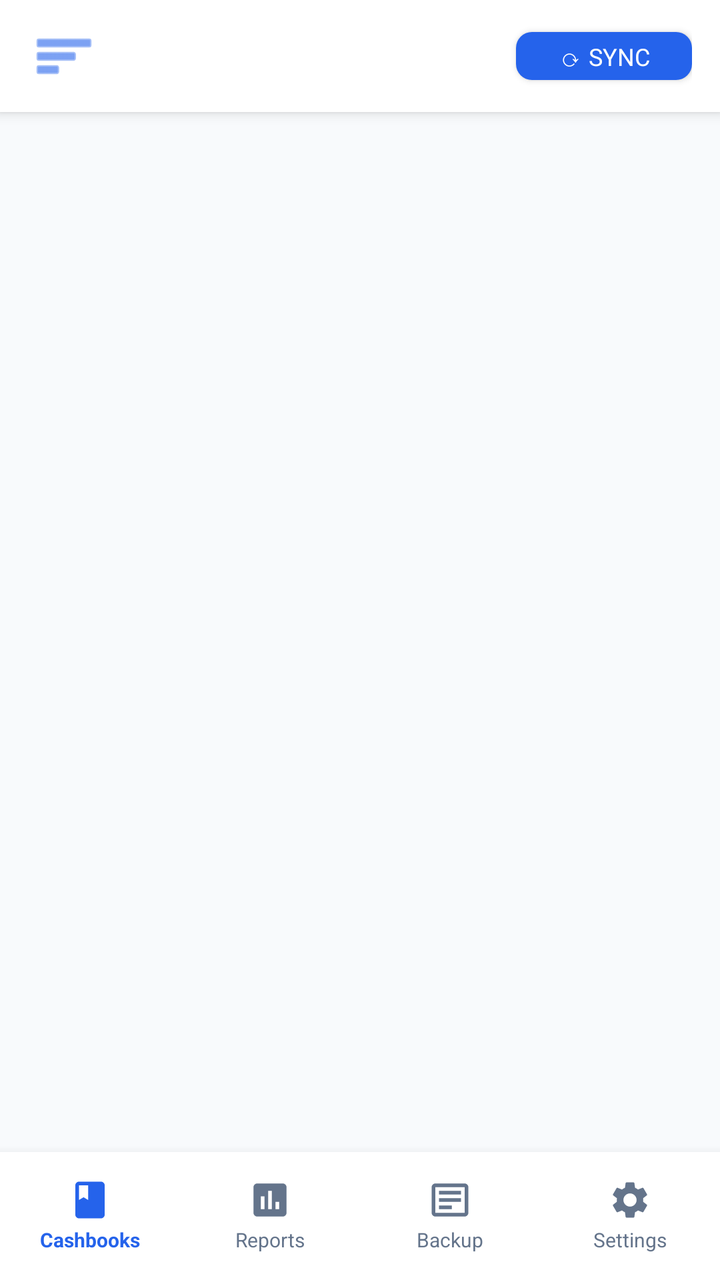
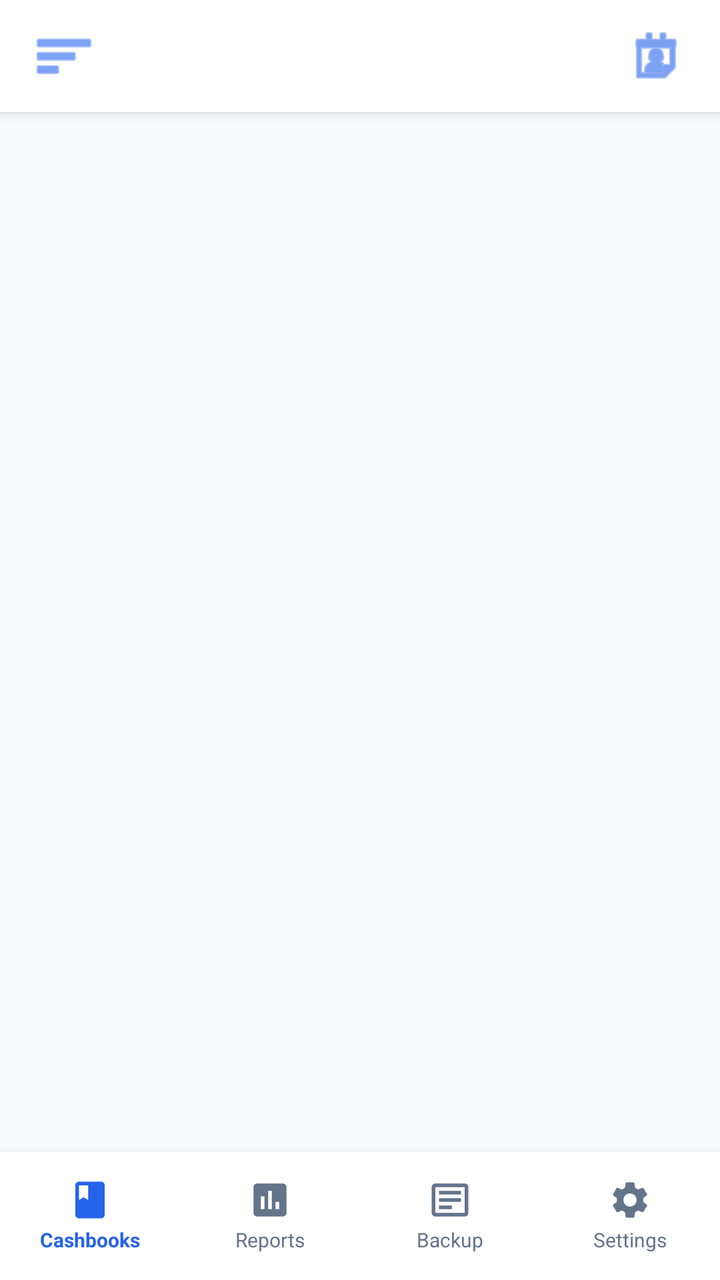

An Android layout rendered at two revisions. The XML below is the earlier revision; the diff shows what the commit changed to produce the second picture.
<!-- AndroidManifest.xml: application theme Theme.ExpenseOS -->
<!-- res/layout/activity_home.xml -->
<?xml version="1.0" encoding="utf-8"?>
<androidx.drawerlayout.widget.DrawerLayout xmlns:android="http://schemas.android.com/apk/res/android"
    android:id="@+id/drawerLayout"
    android:layout_width="match_parent"
    android:layout_height="match_parent">

    
    <LinearLayout
        android:layout_width="match_parent"
        android:layout_height="match_parent"
        android:background="@color/bg"
        android:orientation="vertical">

        
        <LinearLayout
            android:layout_width="match_parent"
            android:layout_height="56dp"
            android:background="@color/nav_bg"
            android:elevation="4dp"
            android:gravity="center_vertical"
            android:orientation="horizontal"
            android:paddingHorizontal="14dp">

            
            <ImageButton
                android:id="@+id/btnHamburger"
                android:layout_width="36dp"
                android:layout_height="36dp"
                android:layout_marginEnd="10dp"
                android:background="?attr/selectableItemBackgroundBorderless"
                android:contentDescription="Menu"
                android:src="@android:drawable/ic_menu_sort_by_size"
                android:tint="@color/primary" />

            <TextView
                android:id="@+id/tvBookTitle"
                android:layout_width="0dp"
                android:layout_height="wrap_content"
                android:layout_weight="1"
                android:ellipsize="end"
                android:maxLines="1"
                android:textColor="@color/primary"
                android:textSize="15sp"
                android:textStyle="bold" />

            
            <Button
                android:id="@+id/btnSync"
                style="@style/BtnPrimary"
                android:layout_width="wrap_content"
                android:layout_height="36dp"
                android:paddingHorizontal="14dp"
                android:text="⟳ Sync"
                android:textSize="12sp" />
        </LinearLayout>

        
        <FrameLayout
            android:id="@+id/fragmentContainer"
            android:layout_width="match_parent"
            android:layout_height="0dp"
            android:layout_weight="1" />

        
        <LinearLayout
            android:layout_width="match_parent"
            android:layout_height="64dp"
            android:background="@color/nav_bg"
            android:elevation="8dp"
            android:orientation="horizontal">

            
            <LinearLayout
                android:id="@+id/navHome"
                android:layout_width="0dp"
                android:layout_height="match_parent"
                android:layout_weight="1"
                android:background="?attr/selectableItemBackground"
                android:clickable="true"
                android:focusable="true"
                android:gravity="center"
                android:orientation="vertical"
                android:padding="6dp">

                <ImageView
                    android:id="@+id/navHomeIcon"
                    android:layout_width="22dp"
                    android:layout_height="22dp"
                    android:src="@drawable/ic_book"
                    android:tint="@color/primary" />

                <TextView
                    android:id="@+id/navHomeLabel"
                    android:layout_width="wrap_content"
                    android:layout_height="wrap_content"
                    android:layout_marginTop="2dp"
                    android:text="Cashbooks"
                    android:textColor="@color/primary"
                    android:textSize="10sp"
                    android:textStyle="bold" />
            </LinearLayout>

            
            <LinearLayout
                android:id="@+id/navReports"
                android:layout_width="0dp"
                android:layout_height="match_parent"
                android:layout_weight="1"
                android:background="?attr/selectableItemBackground"
                android:clickable="true"
                android:focusable="true"
                android:gravity="center"
                android:orientation="vertical"
                android:padding="6dp">

                <ImageView
                    android:id="@+id/navReportsIcon"
                    android:layout_width="22dp"
                    android:layout_height="22dp"
                    android:src="@drawable/ic_reports"
                    android:tint="@color/text_muted" />

                <TextView
                    android:id="@+id/navReportsLabel"
                    android:layout_width="wrap_content"
                    android:layout_height="wrap_content"
                    android:layout_marginTop="2dp"
                    android:text="Reports"
                    android:textColor="@color/text_muted"
                    android:textSize="10sp" />
            </LinearLayout>

            
            <LinearLayout
                android:id="@+id/navBackup"
                android:layout_width="0dp"
                android:layout_height="match_parent"
                android:layout_weight="1"
                android:background="?attr/selectableItemBackground"
                android:clickable="true"
                android:focusable="true"
                android:gravity="center"
                android:orientation="vertical"
                android:padding="6dp">

                <ImageView
                    android:id="@+id/navBackupIcon"
                    android:layout_width="22dp"
                    android:layout_height="22dp"
                    android:src="@drawable/ic_passbook"
                    android:tint="@color/text_muted" />

                <TextView
                    android:id="@+id/navBackupLabel"
                    android:layout_width="wrap_content"
                    android:layout_height="wrap_content"
                    android:layout_marginTop="2dp"
                    android:text="Backup"
                    android:textColor="@color/text_muted"
                    android:textSize="10sp" />
            </LinearLayout>

            
            <LinearLayout
                android:id="@+id/navConfig"
                android:layout_width="0dp"
                android:layout_height="match_parent"
                android:layout_weight="1"
                android:background="?attr/selectableItemBackground"
                android:clickable="true"
                android:focusable="true"
                android:gravity="center"
                android:orientation="vertical"
                android:padding="6dp">

                <ImageView
                    android:id="@+id/navConfigIcon"
                    android:layout_width="22dp"
                    android:layout_height="22dp"
                    android:src="@drawable/ic_settings"
                    android:tint="@color/text_muted" />

                <TextView
                    android:id="@+id/navConfigLabel"
                    android:layout_width="wrap_content"
                    android:layout_height="wrap_content"
                    android:layout_marginTop="2dp"
                    android:text="Settings"
                    android:textColor="@color/text_muted"
                    android:textSize="10sp" />
            </LinearLayout>

        </LinearLayout>
    </LinearLayout>

    
    <LinearLayout
        android:id="@+id/sideDrawer"
        android:layout_width="260dp"
        android:layout_height="match_parent"
        android:layout_gravity="start"
        android:background="@color/bg_card"
        android:orientation="vertical">

        
        <LinearLayout
            android:layout_width="match_parent"
            android:layout_height="120dp"
            android:background="@color/primary"
            android:gravity="bottom"
            android:orientation="vertical"
            android:padding="16dp">

            <TextView
                android:layout_width="wrap_content"
                android:layout_height="wrap_content"
                android:text="📈 ExpenseOS"
                android:textColor="#FFFFFF"
                android:textSize="20sp"
                android:textStyle="bold" />

            <TextView
                android:id="@+id/drawerBookName"
                android:layout_width="wrap_content"
                android:layout_height="wrap_content"
                android:layout_marginTop="2dp"
                android:textColor="#CCFFFFFF"
                android:textSize="12sp" />
        </LinearLayout>

        
        <ScrollView
            android:layout_width="match_parent"
            android:layout_height="0dp"
            android:layout_weight="1">

            <LinearLayout
                android:layout_width="match_parent"
                android:layout_height="wrap_content"
                android:orientation="vertical"
                android:paddingTop="8dp">

                
                <LinearLayout
                    android:id="@+id/drawerBooks"
                    android:layout_width="match_parent"
                    android:layout_height="52dp"
                    android:background="?attr/selectableItemBackground"
                    android:clickable="true"
                    android:focusable="true"
                    android:gravity="center_vertical"
                    android:orientation="horizontal"
                    android:paddingHorizontal="18dp">

                    <TextView
                        android:layout_width="28dp"
                        android:layout_height="wrap_content"
                        android:text="📒"
                        android:textSize="18sp" />

                    <TextView
                        android:layout_width="wrap_content"
                        android:layout_height="wrap_content"
                        android:layout_marginStart="12dp"
                        android:text="Cash Books"
                        android:textColor="@color/text"
                        android:textSize="14sp" />
                </LinearLayout>

                
                <LinearLayout
                    android:id="@+id/drawerSettings"
                    android:layout_width="match_parent"
                    android:layout_height="52dp"
                    android:background="?attr/selectableItemBackground"
                    android:clickable="true"
                    android:focusable="true"
                    android:gravity="center_vertical"
                    android:orientation="horizontal"
                    android:paddingHorizontal="18dp">

                    <TextView
                        android:layout_width="28dp"
                        android:layout_height="wrap_content"
                        android:text="⚙"
                        android:textSize="18sp" />

                    <TextView
                        android:layout_width="wrap_content"
                        android:layout_height="wrap_content"
                        android:layout_marginStart="12dp"
                        android:text="Settings"
                        android:textColor="@color/text"
                        android:textSize="14sp" />
                </LinearLayout>

                
                <LinearLayout
                    android:id="@+id/drawerBudget"
                    android:layout_width="match_parent"
                    android:layout_height="52dp"
                    android:background="?attr/selectableItemBackground"
                    android:clickable="true"
                    android:focusable="true"
                    android:gravity="center_vertical"
                    android:orientation="horizontal"
                    android:paddingHorizontal="18dp">

                    <TextView
                        android:layout_width="28dp"
                        android:layout_height="wrap_content"
                        android:text="💰"
                        android:textSize="18sp" />

                    <TextView
                        android:layout_width="wrap_content"
                        android:layout_height="wrap_content"
                        android:layout_marginStart="12dp"
                        android:text="Budget"
                        android:textColor="@color/text"
                        android:textSize="14sp" />
                </LinearLayout>

                
                <View
                    android:layout_width="match_parent"
                    android:layout_height="1dp"
                    android:layout_marginVertical="6dp"
                    android:background="@color/border" />

                
                <LinearLayout
                    android:id="@+id/drawerAudit"
                    android:layout_width="match_parent"
                    android:layout_height="52dp"
                    android:background="?attr/selectableItemBackground"
                    android:clickable="true"
                    android:focusable="true"
                    android:gravity="center_vertical"
                    android:orientation="horizontal"
                    android:paddingHorizontal="18dp">

                    <TextView
                        android:layout_width="28dp"
                        android:layout_height="wrap_content"
                        android:text="📋"
                        android:textSize="18sp" />

                    <TextView
                        android:layout_width="wrap_content"
                        android:layout_height="wrap_content"
                        android:layout_marginStart="12dp"
                        android:text="Audit Log"
                        android:textColor="@color/text"
                        android:textSize="14sp" />
                </LinearLayout>

                
                <LinearLayout
                    android:id="@+id/drawerScheduler"
                    android:layout_width="match_parent"
                    android:layout_height="52dp"
                    android:background="?attr/selectableItemBackground"
                    android:clickable="true"
                    android:focusable="true"
                    android:gravity="center_vertical"
                    android:orientation="horizontal"
                    android:paddingHorizontal="18dp">

                    <TextView
                        android:layout_width="28dp"
                        android:layout_height="wrap_content"
                        android:text="⏱"
                        android:textSize="18sp" />

                    <TextView
                        android:layout_width="wrap_content"
                        android:layout_height="wrap_content"
                        android:layout_marginStart="12dp"
                        android:text="Schedulers"
                        android:textColor="@color/text"
                        android:textSize="14sp" />
                </LinearLayout>

                
                <LinearLayout
                    android:id="@+id/drawerConsoleLog"
                    android:layout_width="match_parent"
                    android:layout_height="52dp"
                    android:background="?attr/selectableItemBackground"
                    android:clickable="true"
                    android:focusable="true"
                    android:gravity="center_vertical"
                    android:orientation="horizontal"
                    android:paddingHorizontal="18dp">

                    <TextView
                        android:layout_width="28dp"
                        android:layout_height="wrap_content"
                        android:text="🖥"
                        android:textSize="18sp" />

                    <TextView
                        android:layout_width="wrap_content"
                        android:layout_height="wrap_content"
                        android:layout_marginStart="12dp"
                        android:text="Console Log"
                        android:textColor="@color/text"
                        android:textSize="14sp" />
                </LinearLayout>

            </LinearLayout>
        </ScrollView>

        
        <TextView
            android:layout_width="match_parent"
            android:layout_height="wrap_content"
            android:gravity="center"
            android:padding="12dp"
            android:text="ExpenseOS v1.0"
            android:textColor="@color/text_hint"
            android:textSize="11sp" />
    </LinearLayout>

</androidx.drawerlayout.widget.DrawerLayout>
<!-- resources referenced by this layout -->
<resources>
  <color name="bg">#F8FAFC</color>
  <color name="bg_card">#FFFFFF</color>
  <color name="border">#E2E8F0</color>
  <color name="nav_bg">#FFFFFF</color>
  <color name="primary">#2563EB</color>
  <color name="text">#1E293B</color>
  <color name="text_hint">#94A3B8</color>
  <color name="text_muted">#64748B</color>
  <!-- drawable ic_book (drawable) -->
  <?xml version="1.0" encoding="utf-8"?>
  <vector xmlns:android="http://schemas.android.com/apk/res/android"
      android:width="24dp" android:height="24dp"
      android:viewportWidth="24" android:viewportHeight="24">
      <path android:fillColor="#000000"
          android:pathData="M18,2H6c-1.1,0 -2,0.9 -2,2v16c0,1.1 0.9,2 2,2h12c1.1,0 2,-0.9 2,-2L20,4c0,-1.1 -0.9,-2 -2,-2zM6,4h5v8l-2.5,-1.5L6,12L6,4z"/>
  </vector>
  <!-- drawable ic_passbook (drawable) -->
  <?xml version="1.0" encoding="utf-8"?>
  <vector xmlns:android="http://schemas.android.com/apk/res/android"
      android:width="24dp" android:height="24dp"
      android:viewportWidth="24" android:viewportHeight="24">
      <path android:fillColor="#000000"
          android:pathData="M20,3L4,3c-1.1,0 -2,0.9 -2,2v14c0,1.1 0.9,2 2,2h16c1.1,0 2,-0.9 2,-2L22,5c0,-1.1 -0.9,-2 -2,-2zM20,19L4,19L4,5h16v14zM6,7h12v2L6,9zM6,11h12v2L6,13zM6,15h7v2L6,17z"/>
  </vector>
  <!-- drawable ic_reports (drawable) -->
  <?xml version="1.0" encoding="utf-8"?>
  <vector xmlns:android="http://schemas.android.com/apk/res/android"
      android:width="24dp"
      android:height="24dp"
      android:viewportWidth="24"
      android:viewportHeight="24">
      <path
          android:fillColor="@android:color/black"
          android:pathData="M19,3H5C3.9,3 3,3.9 3,5v14c0,1.1 0.9,2 2,2h14c1.1,0 2,-0.9 2,-2V5C21,3.9 20.1,3 19,3zM9,17H7v-7h2V17zM13,17h-2V7h2V17zM17,17h-2v-4h2V17z" />
  </vector>
  <!-- drawable ic_settings (drawable) -->
  <?xml version="1.0" encoding="utf-8"?>
  <vector xmlns:android="http://schemas.android.com/apk/res/android"
      android:width="24dp" android:height="24dp"
      android:viewportWidth="24" android:viewportHeight="24">
      <path android:fillColor="#000000"
          android:pathData="M19.14,12.94c0.04,-0.3 0.06,-0.61 0.06,-0.94c0,-0.32 -0.02,-0.64 -0.07,-0.94l2.03,-1.58c0.18,-0.14 0.23,-0.41 0.12,-0.61l-1.92,-3.32c-0.12,-0.22 -0.37,-0.29 -0.59,-0.22l-2.39,0.96c-0.5,-0.38 -1.03,-0.7 -1.62,-0.94L14.4,2.81c-0.04,-0.24 -0.24,-0.41 -0.48,-0.41h-3.84c-0.24,0 -0.43,0.17 -0.47,0.41L9.25,5.35C8.66,5.59 8.12,5.92 7.63,6.29L5.24,5.33c-0.22,-0.08 -0.47,0 -0.59,0.22L2.74,8.87C2.62,9.08 2.66,9.34 2.86,9.48l2.03,1.58C4.84,11.36 4.8,11.69 4.8,12s0.02,0.64 0.07,0.94l-2.03,1.58c-0.18,0.14 -0.23,0.41 -0.12,0.61l1.92,3.32c0.12,0.22 0.37,0.29 0.59,0.22l2.39,-0.96c0.5,0.38 1.03,0.7 1.62,0.94l0.36,2.54c0.05,0.24 0.24,0.41 0.48,0.41h3.84c0.24,0 0.44,-0.17 0.47,-0.41l0.36,-2.54c0.59,-0.24 1.13,-0.56 1.62,-0.94l2.39,0.96c0.22,0.08 0.47,0 0.59,-0.22l1.92,-3.32c0.12,-0.22 0.07,-0.47 -0.12,-0.61L19.14,12.94zM12,15.6c-1.98,0 -3.6,-1.62 -3.6,-3.6s1.62,-3.6 3.6,-3.6s3.6,1.62 3.6,3.6S13.98,15.6 12,15.6z"/>
  </vector>
  <style name="BtnPrimary" parent="Widget.MaterialComponents.Button">
          <item name="backgroundTint">@color/primary</item>
          <item name="android:textColor">@color/white</item>
          <item name="cornerRadius">8dp</item>
          <item name="android:letterSpacing">0</item>
      </style>
  <style name="Theme.ExpenseOS" parent="Theme.MaterialComponents.Light.NoActionBar">
          <item name="colorPrimary">@color/primary</item>
          <item name="colorPrimaryDark">@color/primary_dark</item>
          <item name="colorAccent">@color/primary</item>
          <item name="android:windowBackground">@color/bg</item>
          <item name="android:fontFamily">sans-serif</item>
          <item name="android:statusBarColor">@color/primary_dark</item>
      </style>
  <color name="white">#FFFFFF</color>
  <color name="primary_dark">#1D4ED8</color>
</resources>

<!-- the commit's change to res/layout/activity_home.xml (unified diff, before → after) -->
@@ -44,14 +44,14 @@
                 android:textStyle="bold" />
 
             
-            <Button
-                android:id="@+id/btnSync"
-                style="@style/BtnPrimary"
-                android:layout_width="wrap_content"
+            <ImageButton
+                android:id="@+id/btnCalendarView"
+                android:layout_width="36dp"
                 android:layout_height="36dp"
-                android:paddingHorizontal="14dp"
-                android:text="⟳ Sync"
-                android:textSize="12sp" />
+                android:background="?attr/selectableItemBackgroundBorderless"
+                android:contentDescription="Calendar view"
+                android:src="@android:drawable/ic_menu_my_calendar"
+                android:tint="@color/primary" />
         </LinearLayout>
 
         
<!-- resource entries referenced after the edit -->
@@ -43,12 +43,6 @@
       <path android:fillColor="#000000"
           android:pathData="M19.14,12.94c0.04,-0.3 0.06,-0.61 0.06,-0.94c0,-0.32 -0.02,-0.64 -0.07,-0.94l2.03,-1.58c0.18,-0.14 0.23,-0.41 0.12,-0.61l-1.92,-3.32c-0.12,-0.22 -0.37,-0.29 -0.59,-0.22l-2.39,0.96c-0.5,-0.38 -1.03,-0.7 -1.62,-0.94L14.4,2.81c-0.04,-0.24 -0.24,-0.41 -0.48,-0.41h-3.84c-0.24,0 -0.43,0.17 -0.47,0.41L9.25,5.35C8.66,5.59 8.12,5.92 7.63,6.29L5.24,5.33c-0.22,-0.08 -0.47,0 -0.59,0.22L2.74,8.87C2.62,9.08 2.66,9.34 2.86,9.48l2.03,1.58C4.84,11.36 4.8,11.69 4.8,12s0.02,0.64 0.07,0.94l-2.03,1.58c-0.18,0.14 -0.23,0.41 -0.12,0.61l1.92,3.32c0.12,0.22 0.37,0.29 0.59,0.22l2.39,-0.96c0.5,0.38 1.03,0.7 1.62,0.94l0.36,2.54c0.05,0.24 0.24,0.41 0.48,0.41h3.84c0.24,0 0.44,-0.17 0.47,-0.41l0.36,-2.54c0.59,-0.24 1.13,-0.56 1.62,-0.94l2.39,0.96c0.22,0.08 0.47,0 0.59,-0.22l1.92,-3.32c0.12,-0.22 0.07,-0.47 -0.12,-0.61L19.14,12.94zM12,15.6c-1.98,0 -3.6,-1.62 -3.6,-3.6s1.62,-3.6 3.6,-3.6s3.6,1.62 3.6,3.6S13.98,15.6 12,15.6z"/>
   </vector>
-  <style name="BtnPrimary" parent="Widget.MaterialComponents.Button">
-          <item name="backgroundTint">@color/primary</item>
-          <item name="android:textColor">@color/white</item>
-          <item name="cornerRadius">8dp</item>
-          <item name="android:letterSpacing">0</item>
-      </style>
   <style name="Theme.ExpenseOS" parent="Theme.MaterialComponents.Light.NoActionBar">
           <item name="colorPrimary">@color/primary</item>
           <item name="colorPrimaryDark">@color/primary_dark</item>
@@ -57,7 +51,6 @@
           <item name="android:fontFamily">sans-serif</item>
           <item name="android:statusBarColor">@color/primary_dark</item>
       </style>
-  <color name="white">#FFFFFF</color>
   <color name="primary_dark">#1D4ED8</color>
 </resources>
 
